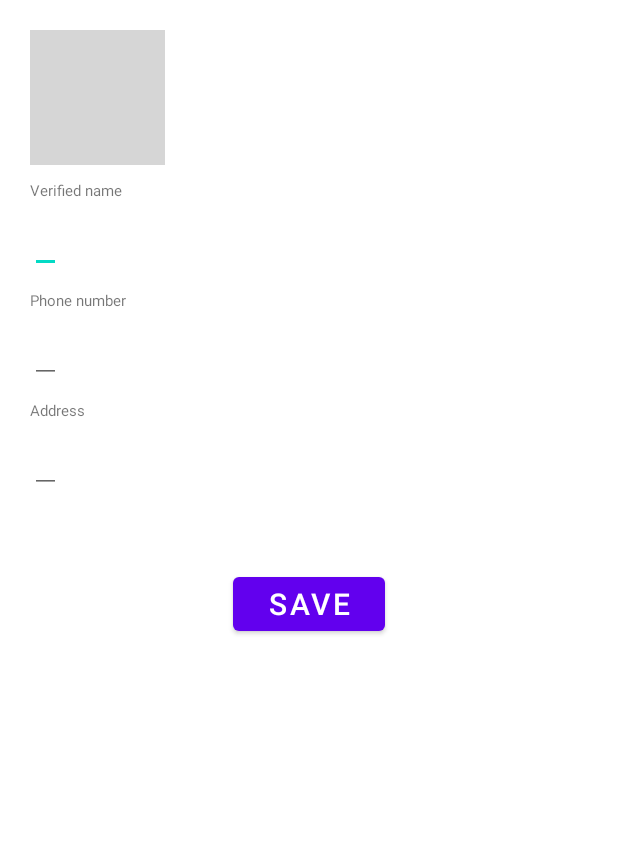
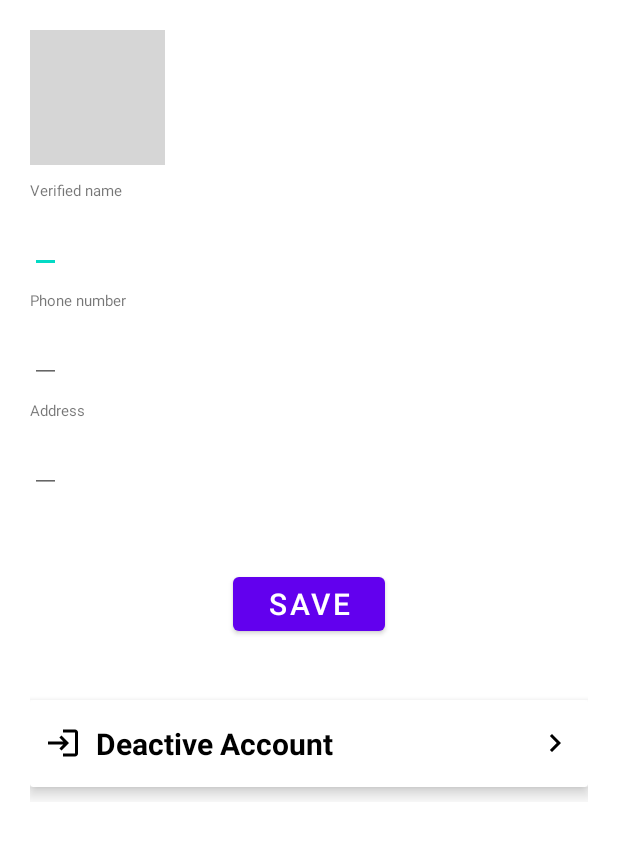
Before and after one commit to Bhariya-Application-Development-Team/Bhariya, an Android app: the ProfileEditActivity screen opened directly, with no data from a screen before it, on a phone screen of 412 x 824 dp, the part 79-940 px from its top. Run offline under Robolectric (Android 15) with nearby library versions, the phone set to English and light mode, and no system bars; our stand-ins replace CircleImageView; pictures from the network do not load; Roboto replaces fonts that are not available here; 2 statements that could not run were skipped; grey boxes are pictures that could not be loaded.

Commit message:
Deactive design and code on going

```diff
--- a/app/build.gradle
+++ b/app/build.gradle
@@ -48,6 +48,8 @@ dependencies {
     implementation 'com.google.firebase:firebase-auth-ktx'
     implementation platform('com.google.firebase:firebase-bom:28.2.1')
     implementation 'com.google.firebase:firebase-appcheck-safetynet:16.0.0-beta02'
+    implementation 'com.google.firebase:firebase-database:19.7.0'
+
 
     implementation "org.jetbrains.kotlin:kotlin-stdlib:$kotlin_version"
     implementation 'androidx.core:core-ktx:1.3.2'
--- a/app/src/main/java/com/sudhir/bhariya/ProfileEditActivity.kt
+++ b/app/src/main/java/com/sudhir/bhariya/ProfileEditActivity.kt
@@ -16,6 +16,7 @@ import android.widget.Button
 import android.widget.EditText
 import android.widget.PopupMenu
 import android.widget.Toast
+import androidx.cardview.widget.CardView
 import androidx.core.app.ActivityCompat
 import com.bumptech.glide.Glide
 import com.sudhir.bhariya.Repository.UserRepository
@@ -45,6 +46,7 @@ class ProfileEditActivity : AppCompatActivity() {
     private lateinit var etfullname : EditText
     private lateinit var etphonenumber : EditText
     private lateinit var etaddress : EditText
+    private lateinit var deactive : CardView
     private lateinit var btnSave : Button
     var primary_phone : String = ""
     private var REQUEST_GALLERY_CODE = 0
@@ -54,6 +56,21 @@ class ProfileEditActivity : AppCompatActivity() {
     override fun onCreate(savedInstanceState: Bundle?) {
         super.onCreate(savedInstanceState)
         setContentView(R.layout.activity_profile_edit)
+
+        //deactive account intent
+        deactive = findViewById(R.id.deactive)
+
+        deactive.setOnClickListener {
+
+            startActivity(
+                Intent(
+                    this@ProfileEditActivity,
+                    DeactiveActivity::class.java
+                )
+
+            )
+        }
+
         val intent = intent
 
         retrieveValue()
--- a/app/src/main/res/layout/activity_profile_edit.xml
+++ b/app/src/main/res/layout/activity_profile_edit.xml
@@ -108,6 +108,48 @@
             android:layout_height="wrap_content"
             android:text="SAVE"
             android:textSize="20dp" />
+
+        <androidx.cardview.widget.CardView
+            android:id="@+id/deactive"
+            android:layout_width="match_parent"
+            android:layout_height="wrap_content"
+            android:layout_marginTop="40dp"
+            android:layout_marginBottom="10dp"
+            app:cardElevation="6dp">
+            <RelativeLayout
+                android:layout_width="match_parent"
+                android:layout_height="match_parent"
+                android:paddingStart="10dp"
+                android:padding="15dp"
+                android:paddingEnd="10dp"
+                android:paddingBottom="25dp">
+
+                <TextView
+
+                    android:id="@+id/tvdeactive"
+                    android:layout_width="match_parent"
+                    android:layout_height="wrap_content"
+                    android:drawablePadding="10dp"
+                    android:text="Deactive Account"
+                    android:textColor="@color/black"
+                    android:textSize="20sp"
+                    android:textStyle="bold"
+                    app:drawableStartCompat="@drawable/ic_logout"
+                    app:drawableTint="@color/black" />
+
+
+                <ImageView
+                    android:layout_width="wrap_content"
+                    android:layout_height="wrap_content"
+                    android:layout_alignParentRight="true"
+                    android:layout_centerVertical="true"
+                    android:src="@drawable/ic_next"
+                    app:tint="@color/black"
+                    android:layout_alignParentEnd="true"
+                    android:contentDescription="@string/todo" />
+            </RelativeLayout>
+
+        </androidx.cardview.widget.CardView>
     </LinearLayout>
 
 </LinearLayout>
```
Also changed, not shown: app/src/main/java/com/sudhir/bhariya/DeactiveActivity.kt (+31 -0 lines), app/src/main/res/drawable/ic_launcher_background.xml (added, +170 -0 lines), app/src/main/res/drawable/input.xml (added, +24 -0 lines), app/src/main/res/layout/activity_deactive.xml (+65 -2 lines), app/src/main/res/drawable/shape.png (added).
